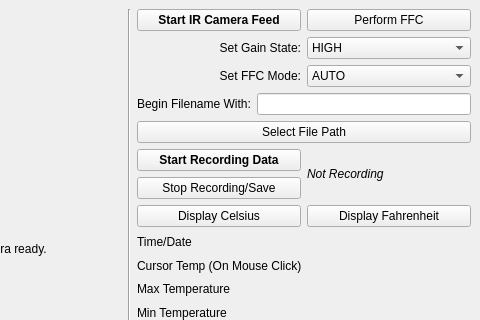
Above: ui_software/Parabilis_Thermal/ir_v10.ui from groupgets/purethermal1-uvc-capture before the change; both pictures show x 527 to 1007 and y 0 to 320 of the 1007 by 686 pixel window. Below: the same form after it.
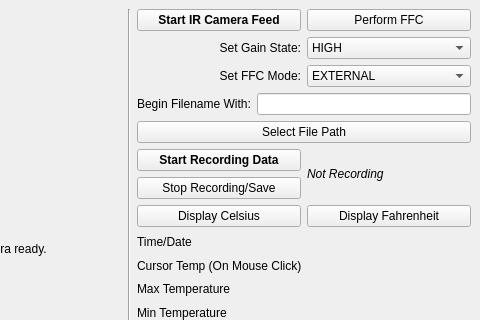
That is the form after the change.

Commit message: FFC Mode Fix Attempt

```diff
--- a/ui_software/Parabilis_Thermal/ir_v10.ui
+++ b/ui_software/Parabilis_Thermal/ir_v10.ui
@@ -128,7 +128,7 @@
           </property>
           <item>
            <property name="text">
-            <string>AUTO</string>
+            <string>EXTERNAL</string>
            </property>
           </item>
           <item>
```
Left out of the diff: 5 changed lines with no effect on the pictures. The commit also changes 2 other files.
